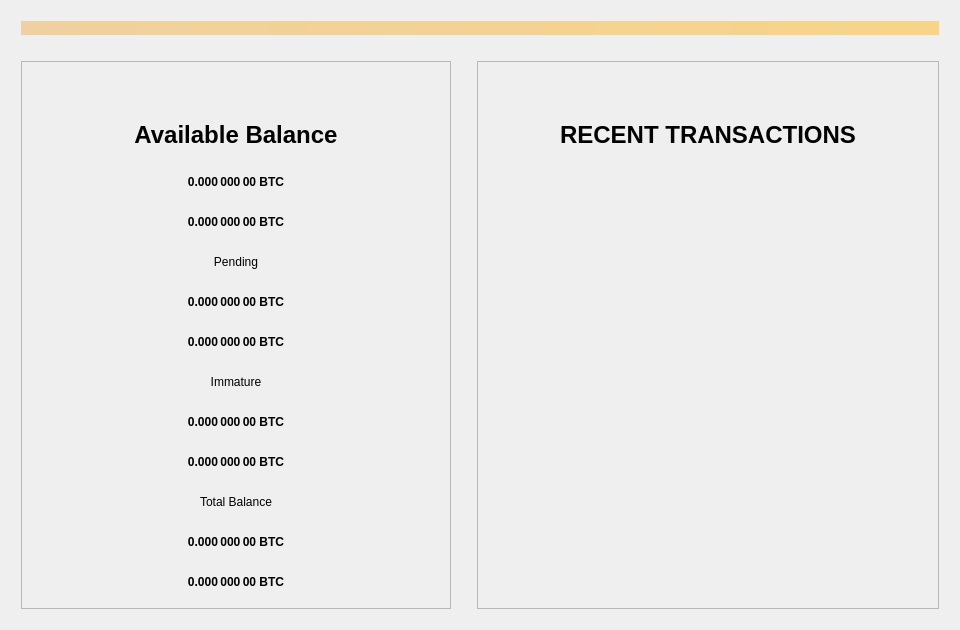
Old version of the form src/qt/forms/overviewpage.ui in the repository PACCommunity/PAC.
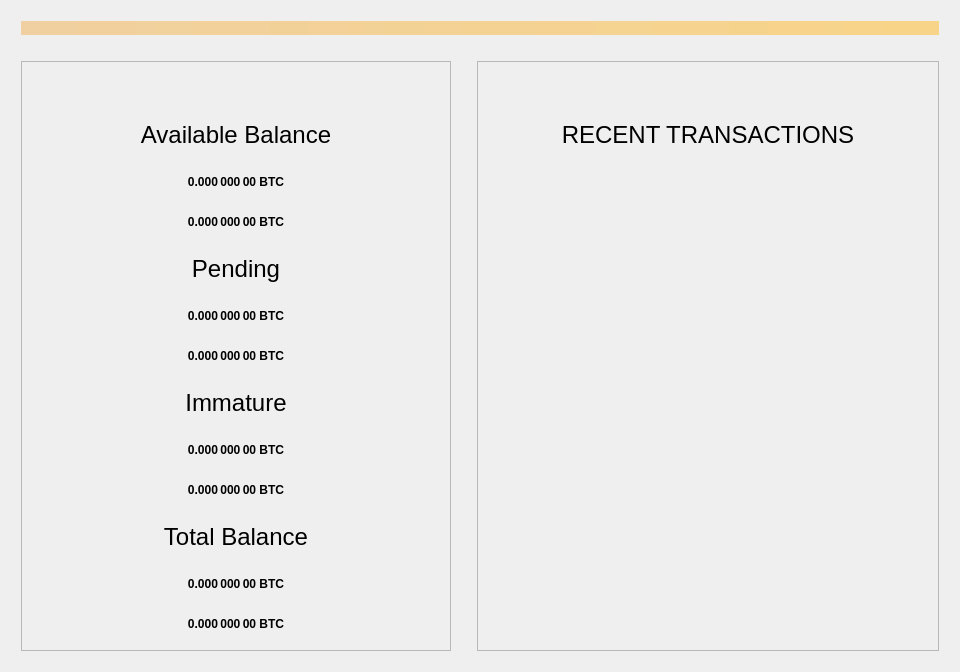
New version of the form.

Patch:
```diff
--- a/src/qt/forms/overviewpage.ui
+++ b/src/qt/forms/overviewpage.ui
@@ -7,7 +7,7 @@
     <x>0</x>
     <y>0</y>
     <width>960</width>
-    <height>604</height>
+    <height>612</height>
    </rect>
   </property>
   <property name="minimumSize">
@@ -98,11 +98,17 @@
            <layout class="QHBoxLayout" name="horizontalLayout_3">
             <item>
              <widget class="QLabel" name="labelBalanceText">
+              <property name="sizePolicy">
+               <sizepolicy hsizetype="Preferred" vsizetype="Fixed">
+                <horstretch>0</horstretch>
+                <verstretch>0</verstretch>
+               </sizepolicy>
+              </property>
               <property name="font">
                <font>
                 <pointsize>18</pointsize>
-                <weight>75</weight>
-                <bold>true</bold>
+                <weight>50</weight>
+                <bold>false</bold>
                </font>
               </property>
               <property name="text">
@@ -169,12 +175,34 @@
             </item>
             <item>
              <widget class="QLabel" name="labelPendingText">
+              <property name="font">
+               <font>
+                <pointsize>18</pointsize>
+                <weight>50</weight>
+                <bold>false</bold>
+                <underline>false</underline>
+                <strikeout>false</strikeout>
+                <kerning>true</kerning>
+               </font>
+              </property>
+              <property name="lineWidth">
+               <number>1</number>
+              </property>
+              <property name="midLineWidth">
+               <number>0</number>
+              </property>
               <property name="text">
                <string>Pending</string>
               </property>
               <property name="alignment">
                <set>Qt::AlignCenter</set>
               </property>
+              <property name="margin">
+               <number>-4</number>
+              </property>
+              <property name="class" stdset="0">
+               <string>titleLabel</string>
+              </property>
              </widget>
             </item>
             <item>
@@ -229,6 +257,11 @@
             </item>
             <item>
              <widget class="QLabel" name="labelImmatureText">
+              <property name="font">
+               <font>
+                <pointsize>18</pointsize>
+               </font>
+              </property>
               <property name="text">
                <string>Immature</string>
               </property>
@@ -289,6 +322,11 @@
             </item>
             <item>
              <widget class="QLabel" name="labelTotalText">
+              <property name="font">
+               <font>
+                <pointsize>18</pointsize>
+               </font>
+              </property>
               <property name="text">
                <string>Total Balance</string>
               </property>
@@ -391,8 +429,8 @@
               <property name="font">
                <font>
                 <pointsize>18</pointsize>
-                <weight>75</weight>
-                <bold>true</bold>
+                <weight>50</weight>
+                <bold>false</bold>
                </font>
               </property>
               <property name="text">
```
Left out of the diff: 27 changed lines with no effect on the pictures.
